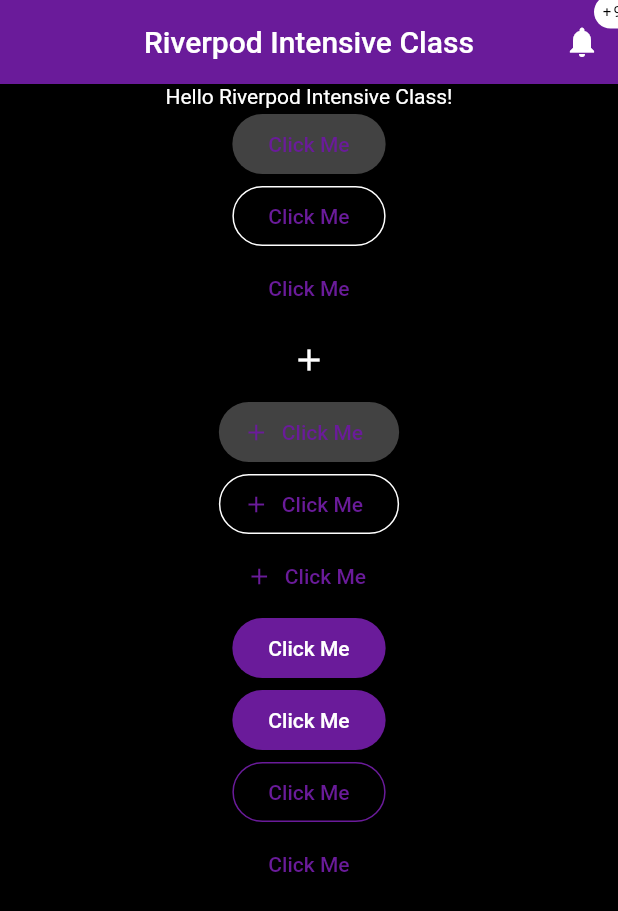
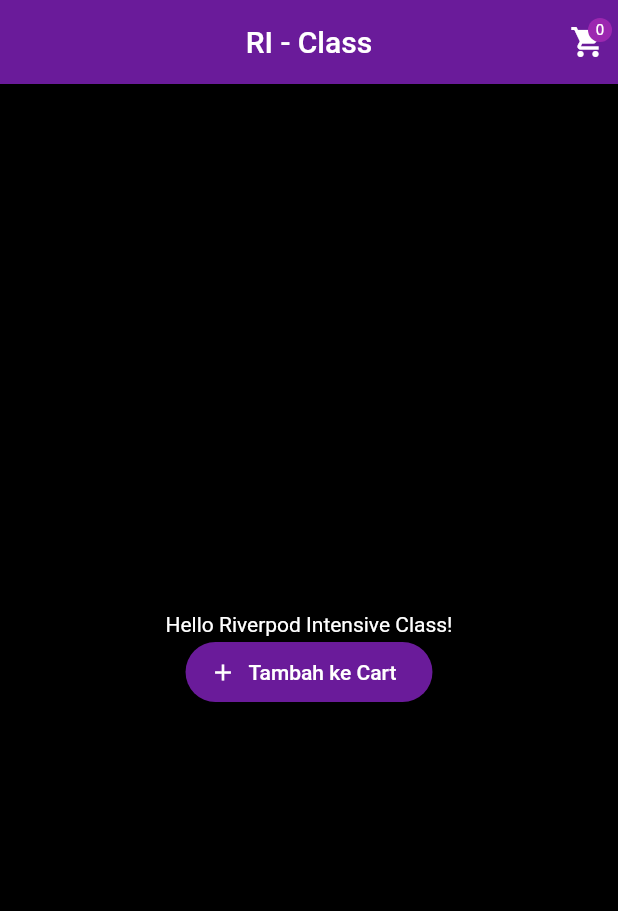
Before and after one commit to saylhendra/ric, a Flutter app: the screen it shows after launch, on a phone screen of 412 x 824 dp. Shown: the top 911 px of the screen. Run offline on Flutter 3.47's test engine with Material 2 defaults, Android fonts, the phone set to English and light mode, and no system bars; our stand-ins replace hooks_riverpod, logger.

Commit message:
adding state flow example

```diff
--- /dev/null
+++ b/lib/cart.dart
@@ -0,0 +1,29 @@
+import 'package:flutter/material.dart';
+import 'package:hooks_riverpod/hooks_riverpod.dart';
+import 'package:logger/logger.dart';
+
+final countCartProvider = StateProvider((ref) => 0);
+
+class Cart extends StatelessWidget {
+  final int counter;
+  const Cart({
+    super.key,
+    required this.counter,
+  });
+
+  @override
+  Widget build(BuildContext context) {
+    Logger().wtf('🟢 [Cart] build]');
+
+    return Stack(
+      children: [
+        Badge(
+          label: Text(counter.toString()),
+          textColor: Colors.white,
+          backgroundColor: Colors.purple,
+          child: const Icon(Icons.shopping_cart),
+        )
+      ],
+    );
+  }
+}
--- /dev/null
+++ b/lib/cart_container.dart
@@ -0,0 +1,18 @@
+import 'package:flutter/src/widgets/framework.dart';
+import 'package:logger/logger.dart';
+import 'package:ric_apps/cart.dart';
+
+class CartCountainer extends StatelessWidget {
+  final int counter;
+  const CartCountainer({
+    super.key,
+    required this.counter,
+  });
+
+  @override
+  Widget build(BuildContext context) {
+    Logger().w('🚢 [CartCountainer] build]');
+
+    return Cart(counter: counter);
+  }
+}
--- a/lib/home_screen.dart
+++ b/lib/home_screen.dart
@@ -1,86 +1,47 @@
 import 'package:flutter/material.dart';
-import 'package:ric_apps/product_screen.dart';
+import 'package:logger/logger.dart';
+import 'package:ric_apps/cart_container.dart';
 
-class HomeScreen extends StatelessWidget {
+class HomeScreen extends StatefulWidget {
   static const routeName = 'home-screen';
   const HomeScreen({super.key});
 
   @override
+  State<HomeScreen> createState() => _HomeScreenState();
+}
+
+class _HomeScreenState extends State<HomeScreen> {
+  int counterCart = 0;
+
+  @override
   Widget build(BuildContext context) {
+    Logger().w('🏠 [HomeScreen] build]');
+
     return SafeArea(
       top: false,
       child: Scaffold(
         appBar: AppBar(
-          title: const Text('Riverpod Intensive Class'),
+          title: const Text('RI - Class'),
           actions: [
-            Badge(
-              label: Text('+99'),
-              child: IconButton(
-                onPressed: () {},
-                icon: const Icon(Icons.notifications),
-              ),
-              backgroundColor: Colors.white,
-              alignment: AlignmentDirectional.topEnd,
-              isLabelVisible: true,
-              largeSize: 20.0,
-              padding: const EdgeInsets.all(5.0),
-            )
+            Padding(
+              padding: const EdgeInsets.all(8.0),
+              child: CartCountainer(counter: counterCart),
+            ),
           ],
         ),
         body: Center(
           child: Column(
+            mainAxisAlignment: MainAxisAlignment.center,
             children: [
               const Text('Hello Riverpod Intensive Class!'),
-              ElevatedButton(
+              FilledButton.icon(
+                icon: Icon(Icons.add),
                 onPressed: () {
-                  Navigator.pushNamed(context, ProductScreen.routeName);
+                  setState(() {
+                    counterCart++;
+                  });
                 },
-                child: const Text('Click Me'),
-              ),
-              OutlinedButton(onPressed: () {}, child: const Text('Click Me')),
-              TextButton(onPressed: () {}, child: const Text('Click Me')),
-              IconButton(
-                onPressed: () {},
-                icon: const Icon(Icons.add),
-              ),
-              ElevatedButton.icon(
-                onPressed: () {},
-                icon: const Icon(Icons.add),
-                label: const Text('Click Me'),
-              ),
-              OutlinedButton.icon(
-                onPressed: () {},
-                icon: const Icon(Icons.add),
-                label: const Text('Click Me'),
-              ),
-              TextButton.icon(
-                onPressed: () {},
-                icon: const Icon(Icons.add),
-                label: const Text('Click Me'),
-              ),
-              FilledButton(onPressed: () {}, child: const Text('Click Me')),
-              ElevatedButton(
-                onPressed: () {},
-                child: const Text('Click Me'),
-                style: ElevatedButton.styleFrom(
-                  foregroundColor: Colors.white,
-                  backgroundColor: Colors.purple.shade800,
-                ),
-              ),
-              OutlinedButton(
-                onPressed: () {},
-                child: const Text('Click Me'),
-                style: OutlinedButton.styleFrom(
-                  foregroundColor: Colors.purple.shade800,
-                  side: BorderSide(color: Colors.purple.shade800),
-                ),
-              ),
-              TextButton(
-                onPressed: () {},
-                child: const Text('Click Me'),
-                style: TextButton.styleFrom(
-                  foregroundColor: Colors.purple.shade800,
-                ),
+                label: const Text('Tambah ke Cart'),
               ),
             ],
           ),
```
Also changed, not shown: lib/cart_confirm.dart (added, +40 -0 lines), lib/main.dart (+6 -1 lines), lib/product_screen.dart (+36 -1 lines), pubspec.yaml (+5 -2 lines), pubspec.lock.
